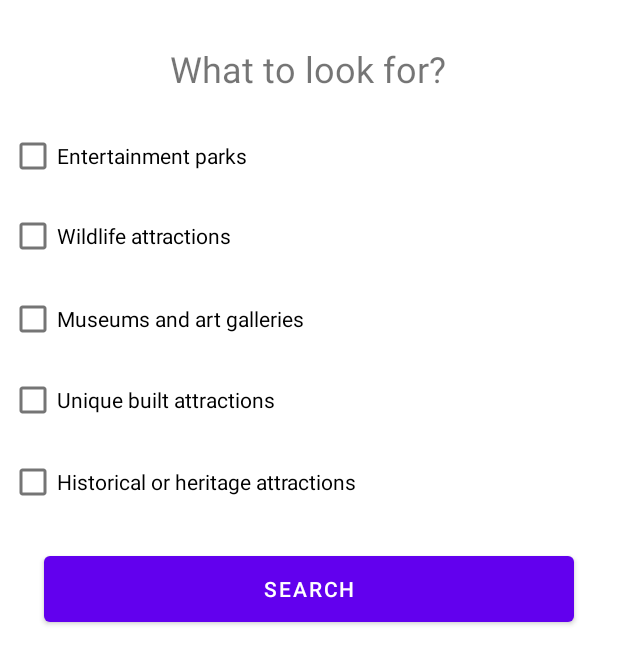
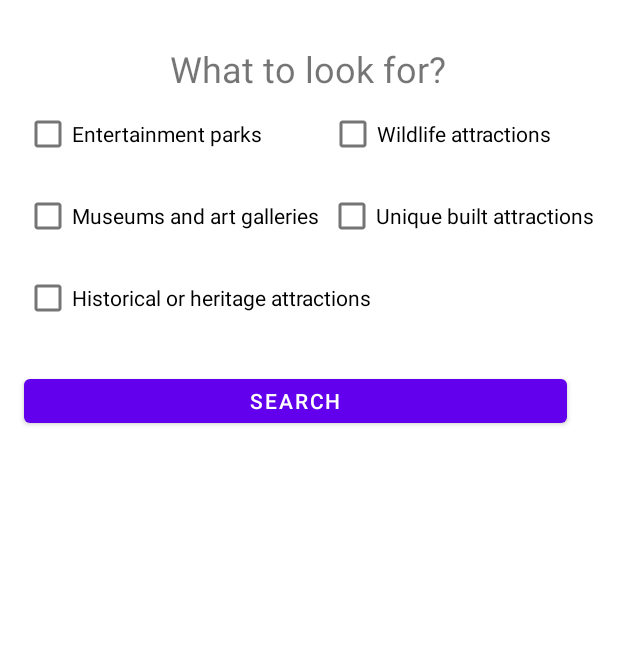
Before and after one commit to iuliandreea/UID2021_TravelAssistant, an Android app: the layout fragment_visit.xml on its own in the app's theme, with its tools: preview values and no code run, on a phone screen of 412 x 824 dp. Shown: the top 664 px of the screen. Run offline under Robolectric (Android 15) with nearby library versions, the phone set to English and light mode, and no system bars.

Commit message:
add visit fragment

```diff
--- a/app/build.gradle
+++ b/app/build.gradle
@@ -39,6 +39,7 @@ dependencies {
     implementation 'androidx.constraintlayout:constraintlayout:2.1.1'
     implementation 'androidx.navigation:navigation-fragment-ktx:2.3.5'
     implementation 'androidx.navigation:navigation-ui-ktx:2.3.5'
+    implementation 'androidx.legacy:legacy-support-v4:1.0.0'
     testImplementation 'junit:junit:4.+'
     androidTestImplementation 'androidx.test.ext:junit:1.1.3'
     androidTestImplementation 'androidx.test.espresso:espresso-core:3.4.0'
--- a/app/src/main/java/com/example/travelassistant/VisitActivity.kt
+++ /dev/null
@@ -1,11 +0,0 @@
-package com.example.travelassistant
-
-import androidx.appcompat.app.AppCompatActivity
-import android.os.Bundle
-
-class VisitActivity : AppCompatActivity() {
-    override fun onCreate(savedInstanceState: Bundle?) {
-        super.onCreate(savedInstanceState)
-        setContentView(R.layout.activity_visit)
-    }
-}
--- a/app/src/main/res/layout/activity_visit.xml
+++ b/app/src/main/res/layout/fragment_visit.xml
@@ -4,7 +4,7 @@
     xmlns:tools="http://schemas.android.com/tools"
     android:layout_width="match_parent"
     android:layout_height="match_parent"
-    tools:context=".VisitActivity">
+    tools:context=".VisitFragment">
 
     <TextView
         android:id="@+id/textView4"
@@ -26,10 +26,10 @@
         android:text="Entertainment parks"
         app:layout_constraintBottom_toBottomOf="parent"
         app:layout_constraintEnd_toEndOf="parent"
-        app:layout_constraintHorizontal_bias="0.023"
+        app:layout_constraintHorizontal_bias="0.063"
         app:layout_constraintStart_toStartOf="parent"
         app:layout_constraintTop_toTopOf="parent"
-        app:layout_constraintVertical_bias="0.103" />
+        app:layout_constraintVertical_bias="0.084" />
 
     <CheckBox
         android:id="@+id/checkBox2"
@@ -38,10 +38,10 @@
         android:text="Wildlife attractions"
         app:layout_constraintBottom_toBottomOf="parent"
         app:layout_constraintEnd_toEndOf="parent"
-        app:layout_constraintHorizontal_bias="0.022"
+        app:layout_constraintHorizontal_bias="0.832"
         app:layout_constraintStart_toStartOf="parent"
         app:layout_constraintTop_toTopOf="parent"
-        app:layout_constraintVertical_bias="0.172" />
+        app:layout_constraintVertical_bias="0.084" />
 
     <CheckBox
         android:id="@+id/checkBox3"
@@ -50,10 +50,10 @@
         android:text="Museums and art galleries"
         app:layout_constraintBottom_toBottomOf="parent"
         app:layout_constraintEnd_toEndOf="parent"
-        app:layout_constraintHorizontal_bias="0.028"
+        app:layout_constraintHorizontal_bias="0.075"
         app:layout_constraintStart_toStartOf="parent"
         app:layout_constraintTop_toTopOf="parent"
-        app:layout_constraintVertical_bias="0.243" />
+        app:layout_constraintVertical_bias="0.155" />
 
     <CheckBox
         android:id="@+id/checkBox4"
@@ -62,10 +62,10 @@
         android:text="Unique built attractions"
         app:layout_constraintBottom_toBottomOf="parent"
         app:layout_constraintEnd_toEndOf="parent"
-        app:layout_constraintHorizontal_bias="0.025"
+        app:layout_constraintHorizontal_bias="0.931"
         app:layout_constraintStart_toStartOf="parent"
         app:layout_constraintTop_toTopOf="parent"
-        app:layout_constraintVertical_bias="0.313" />
+        app:layout_constraintVertical_bias="0.155" />
 
     <CheckBox
         android:id="@+id/checkBox5"
@@ -74,19 +74,31 @@
         android:text="Historical or heritage attractions"
         app:layout_constraintBottom_toBottomOf="parent"
         app:layout_constraintEnd_toEndOf="parent"
-        app:layout_constraintHorizontal_bias="0.033"
+        app:layout_constraintHorizontal_bias="0.09"
         app:layout_constraintStart_toStartOf="parent"
         app:layout_constraintTop_toTopOf="parent"
-        app:layout_constraintVertical_bias="0.383" />
+        app:layout_constraintVertical_bias="0.225" />
 
     <Button
         android:id="@+id/button5"
-        android:layout_width="353dp"
-        android:layout_height="56dp"
+        android:layout_width="362dp"
+        android:layout_height="41dp"
         android:text="Search"
         app:layout_constraintBottom_toBottomOf="parent"
         app:layout_constraintEnd_toEndOf="parent"
+        app:layout_constraintHorizontal_bias="0.326"
         app:layout_constraintStart_toStartOf="parent"
         app:layout_constraintTop_toTopOf="parent"
-        app:layout_constraintVertical_bias="0.475" />
+        app:layout_constraintVertical_bias="0.315" />
+
+    <androidx.recyclerview.widget.RecyclerView
+        android:id="@+id/visit_recycler"
+        android:layout_width="426dp"
+        android:layout_height="432dp"
+        app:layout_constraintBottom_toBottomOf="parent"
+        app:layout_constraintEnd_toEndOf="parent"
+        app:layout_constraintHorizontal_bias="1.0"
+        app:layout_constraintStart_toStartOf="parent"
+        app:layout_constraintTop_toTopOf="parent"
+        app:layout_constraintVertical_bias="1.0" />
 </androidx.constraintlayout.widget.ConstraintLayout>
--- a/app/src/main/res/navigation/nav_graph.xml
+++ b/app/src/main/res/navigation/nav_graph.xml
@@ -25,6 +25,11 @@
         android:name="com.example.travelassistant.profileFragment"
         android:label="fragment_profile"
         tools:layout="@layout/fragment_profile" />
+    <fragment
+        android:id="@+id/visitFragment"
+        android:name="com.example.travelassistant.VisitFragment"
+        android:label="fragment_visit"
+        tools:layout="@layout/fragment_visit" />
 
 
 </navigation>
--- a/app/src/main/res/values/strings.xml
+++ b/app/src/main/res/values/strings.xml
@@ -1,3 +1,5 @@
 <resources>
     <string name="app_name">Travel Assistant</string>
+    <!-- TODO: Remove or change this placeholder text -->
+    <string name="hello_blank_fragment">Hello blank fragment</string>
 </resources>
--- a/build.gradle
+++ b/build.gradle
@@ -6,7 +6,7 @@ buildscript {
     }
     dependencies {
         classpath "com.android.tools.build:gradle:7.0.3"
-        classpath "org.jetbrains.kotlin:kotlin-gradle-plugin:1.5.20"
+        classpath 'org.jetbrains.kotlin:kotlin-gradle-plugin:1.6.0'
 
         // NOTE: Do not place your application dependencies here; they belong
         // in the individual module build.gradle files
```
Also changed, not shown: app/src/main/java/com/example/travelassistant/Attraction.kt (added, +15 -0 lines), app/src/main/java/com/example/travelassistant/AttractionRecyclerAdapter.kt (added, +49 -0 lines), app/src/main/java/com/example/travelassistant/ExploreFragment.kt (+79 -0 lines), app/src/main/java/com/example/travelassistant/VisitFragment.kt (added, +103 -0 lines), app/src/main/res/layout/attraction_content.xml (added, +119 -0 lines), app/src/main/res/drawable/disney.png (added), app/src/main/res/drawable/museam1.png (added), app/src/main/res/drawable/parc.png (added), app/src/main/res/drawable/vin.png (added).
